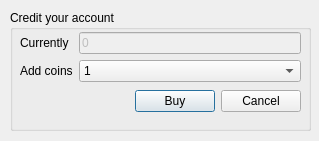
Qt form client/src/Credit.ui (canercandan/qlik) before a commit.
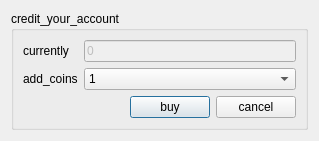
The same form after that commit.

```diff
--- a/client/src/Credit.ui
+++ b/client/src/Credit.ui
@@ -12,34 +12,21 @@
   <property name="windowTitle" >
    <string>Credit</string>
   </property>
+  <layout class="QGridLayout" >
+   <item row="0" column="0" >
   <widget class="QGroupBox" name="groupBox" >
-   <property name="geometry" >
-    <rect>
-     <x>10</x>
-     <y>10</y>
-     <width>301</width>
-     <height>121</height>
-    </rect>
-   </property>
    <property name="title" >
-    <string>Credit your account</string>
-   </property>
-   <widget class="QWidget" name="verticalLayout" >
-    <property name="geometry" >
-     <rect>
-      <x>10</x>
-      <y>20</y>
-      <width>281</width>
-      <height>84</height>
-     </rect>
-    </property>
+      <string>credit_your_account</string>
+     </property>
+     <layout class="QGridLayout" >
+      <item row="0" column="0" >
     <layout class="QVBoxLayout" >
      <item>
       <layout class="QGridLayout" >
        <item row="0" column="0" >
         <widget class="QLabel" name="label" >
          <property name="text" >
-          <string>Currently</string>
+             <string>currently</string>
          </property>
         </widget>
        </item>
@@ -56,7 +43,7 @@
        <item row="1" column="0" >
         <widget class="QLabel" name="label_2" >
          <property name="text" >
-          <string>Add coins</string>
+             <string>add_coins</string>
          </property>
         </widget>
        </item>
@@ -129,22 +116,25 @@
        <item>
         <widget class="QPushButton" name="buy" >
          <property name="text" >
-          <string>Buy</string>
+             <string>buy</string>
          </property>
         </widget>
        </item>
        <item>
         <widget class="QPushButton" name="cancel" >
          <property name="text" >
-          <string>Cancel</string>
+             <string>cancel</string>
          </property>
         </widget>
        </item>
       </layout>
      </item>
     </layout>
-   </widget>
-  </widget>
+      </item>
+     </layout>
+    </widget>
+   </item>
+  </layout>
  </widget>
  <resources/>
  <connections/>
```
Left out of the diff: 2 changed lines with no effect on the pictures. Lines whose indentation alone changed are shown as unchanged.
